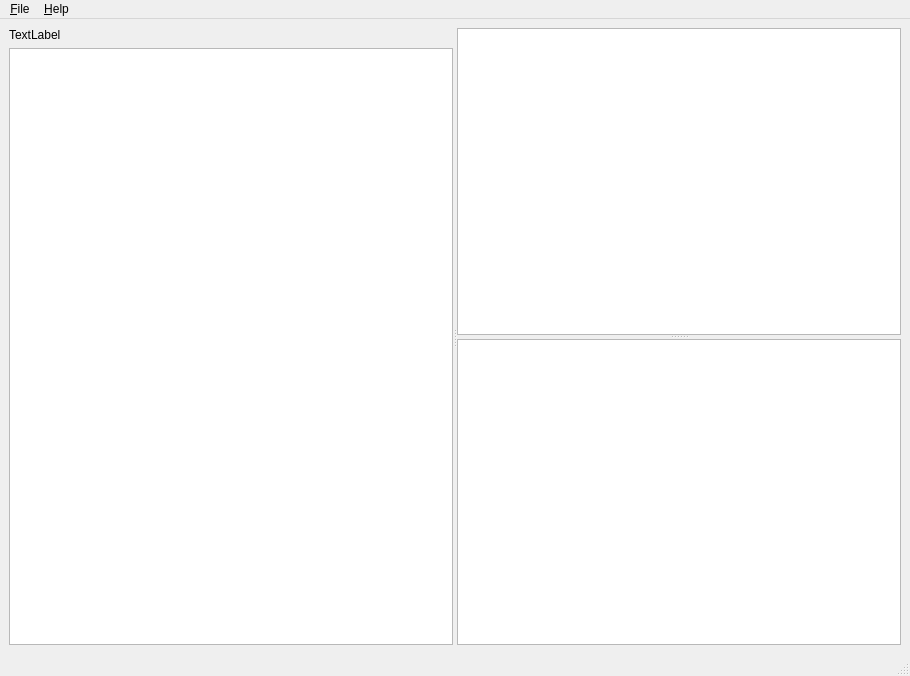
gendalph/phone-sets, file filetree/mainwindow.ui: the form before one commit.
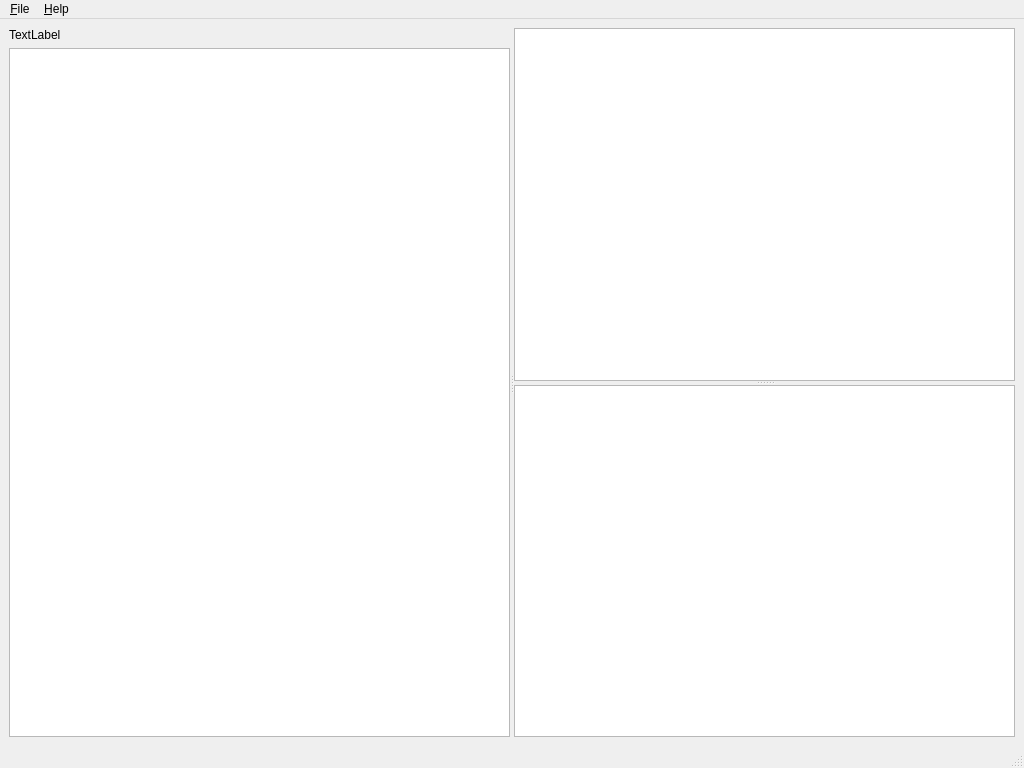
The form after the commit. Icons and pictures are not drawn.

Commit message: ui enlarge view

Diff of the .ui file:
```diff
--- a/filetree/mainwindow.ui
+++ b/filetree/mainwindow.ui
@@ -6,8 +6,8 @@
    <rect>
     <x>0</x>
     <y>0</y>
-    <width>910</width>
-    <height>676</height>
+    <width>1024</width>
+    <height>768</height>
    </rect>
   </property>
   <property name="windowTitle">
```
